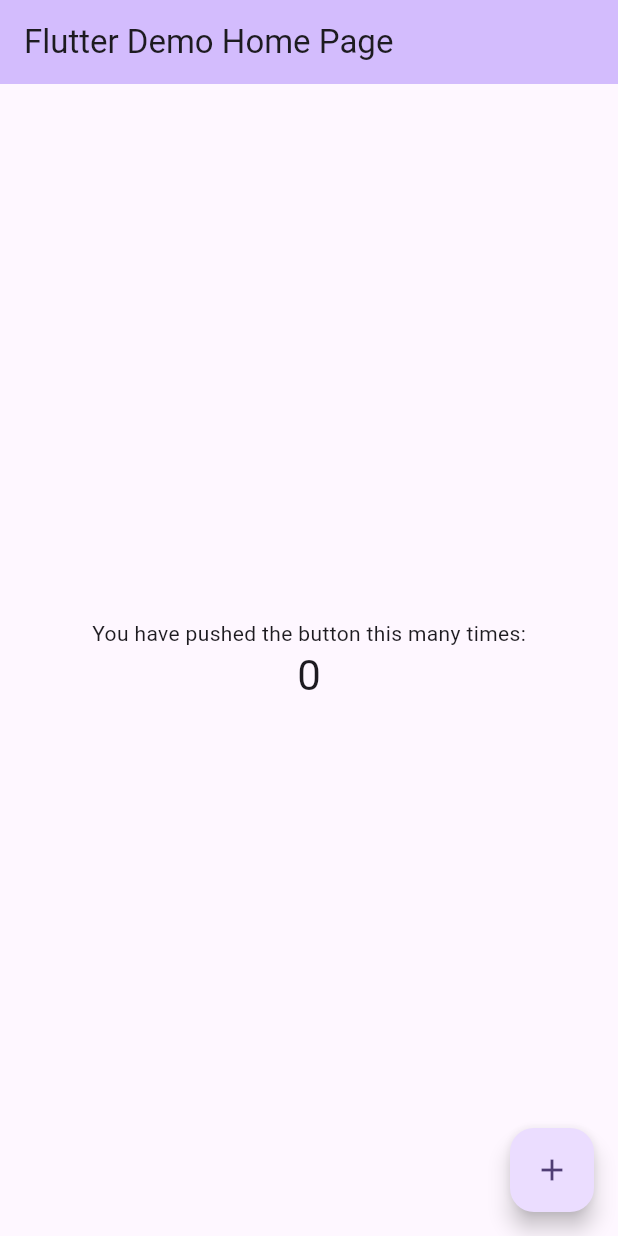
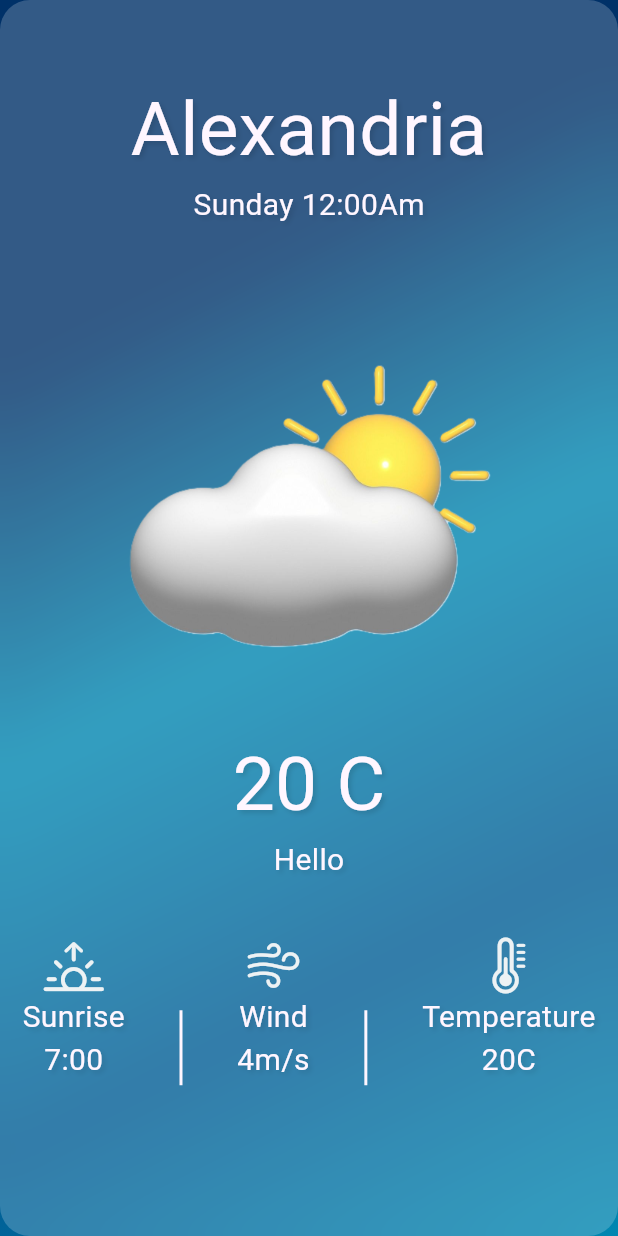
Before and after one commit to malakelsayed2/weather_app, a Flutter app: the screen it shows after launch, on a phone screen of 412 x 824 dp. Run offline on Flutter 3.47's test engine with Material 3 defaults, Android fonts, the phone set to English and light mode, and no system bars; our stand-ins replace google_fonts; Roboto replaces fonts that are missing (Yaldevi).

Commit message:
finished weather info screen UI

```diff
--- /dev/null
+++ b/lib/app/weather_app.dart
@@ -0,0 +1,11 @@
+import 'package:flutter/material.dart';
+import 'package:weather_app/view/screens/weather_info.dart';
+
+class WeatherApp extends StatelessWidget {
+  const WeatherApp({super.key});
+
+  @override
+  Widget build(BuildContext context) {
+    return MaterialApp(home: WeatherInfo(),);
+  }
+}
--- a/lib/main.dart
+++ b/lib/main.dart
@@ -1,122 +1,6 @@
 import 'package:flutter/material.dart';
+import 'package:weather_app/app/weather_app.dart';
 
 void main() {
-  runApp(const MyApp());
+  runApp(const WeatherApp());
 }
-
-class MyApp extends StatelessWidget {
-  const MyApp({super.key});
-
-  // This widget is the root of your application.
-  @override
-  Widget build(BuildContext context) {
-    return MaterialApp(
-      title: 'Flutter Demo',
-      theme: ThemeData(
-        // This is the theme of your application.
-        //
-        // TRY THIS: Try running your application with "flutter run". You'll see
-        // the application has a purple toolbar. Then, without quitting the app,
-        // try changing the seedColor in the colorScheme below to Colors.green
-        // and then invoke "hot reload" (save your changes or press the "hot
-        // reload" button in a Flutter-supported IDE, or press "r" if you used
-        // the command line to start the app).
-        //
-        // Notice that the counter didn't reset back to zero; the application
-        // state is not lost during the reload. To reset the state, use hot
-        // restart instead.
-        //
-        // This works for code too, not just values: Most code changes can be
-        // tested with just a hot reload.
-        colorScheme: ColorScheme.fromSeed(seedColor: Colors.deepPurple),
-      ),
-      home: const MyHomePage(title: 'Flutter Demo Home Page'),
-    );
-  }
-}
-
-class MyHomePage extends StatefulWidget {
-  const MyHomePage({super.key, required this.title});
-
-  // This widget is the home page of your application. It is stateful, meaning
-  // that it has a State object (defined below) that contains fields that affect
-  // how it looks.
-
-  // This class is the configuration for the state. It holds the values (in this
-  // case the title) provided by the parent (in this case the App widget) and
-  // used by the build method of the State. Fields in a Widget subclass are
-  // always marked "final".
-
-  final String title;
-
-  @override
-  State<MyHomePage> createState() => _MyHomePageState();
-}
-
-class _MyHomePageState extends State<MyHomePage> {
-  int _counter = 0;
-
-  void _incrementCounter() {
-    setState(() {
-      // This call to setState tells the Flutter framework that something has
-      // changed in this State, which causes it to rerun the build method below
-      // so that the display can reflect the updated values. If we changed
-      // _counter without calling setState(), then the build method would not be
-      // called again, and so nothing would appear to happen.
-      _counter++;
-    });
-  }
-
-  @override
-  Widget build(BuildContext context) {
-    // This method is rerun every time setState is called, for instance as done
-    // by the _incrementCounter method above.
-    //
-    // The Flutter framework has been optimized to make rerunning build methods
-    // fast, so that you can just rebuild anything that needs updating rather
-    // than having to individually change instances of widgets.
-    return Scaffold(
-      appBar: AppBar(
-        // TRY THIS: Try changing the color here to a specific color (to
-        // Colors.amber, perhaps?) and trigger a hot reload to see the AppBar
-        // change color while the other colors stay the same.
-        backgroundColor: Theme.of(context).colorScheme.inversePrimary,
-        // Here we take the value from the MyHomePage object that was created by
-        // the App.build method, and use it to set our appbar title.
-        title: Text(widget.title),
-      ),
-      body: Center(
-        // Center is a layout widget. It takes a single child and positions it
-        // in the middle of the parent.
-        child: Column(
-          // Column is also a layout widget. It takes a list of children and
-          // arranges them vertically. By default, it sizes itself to fit its
-          // children horizontally, and tries to be as tall as its parent.
-          //
-          // Column has various properties to control how it sizes itself and
-          // how it positions its children. Here we use mainAxisAlignment to
-          // center the children vertically; the main axis here is the vertical
-          // axis because Columns are vertical (the cross axis would be
-          // horizontal).
-          //
-          // TRY THIS: Invoke "debug painting" (choose the "Toggle Debug Paint"
-          // action in the IDE, or press "p" in the console), to see the
-          // wireframe for each widget.
-          mainAxisAlignment: MainAxisAlignment.center,
-          children: <Widget>[
-            const Text('You have pushed the button this many times:'),
-            Text(
-              '$_counter',
-              style: Theme.of(context).textTheme.headlineMedium,
-            ),
-          ],
-        ),
-      ),
-      floatingActionButton: FloatingActionButton(
-        onPressed: _incrementCounter,
-        tooltip: 'Increment',
-        child: const Icon(Icons.add),
-      ), // This trailing comma makes auto-formatting nicer for build methods.
-    );
-  }
-}
--- /dev/null
+++ b/lib/view/screens/weather_info.dart
@@ -0,0 +1,89 @@
+import 'dart:ui';
+import 'package:flutter/cupertino.dart';
+import 'package:flutter/material.dart';
+import 'package:weather_app/view/widgets/custom_text.dart';
+import 'package:weather_app/view/widgets/custom_weather_details.dart';
+import '../widgets/custom_vertical_spacer.dart';
+
+class WeatherInfo extends StatelessWidget {
+  const WeatherInfo({super.key});
+
+  @override
+  Widget build(BuildContext context) {
+    return Scaffold(
+      body: Stack(
+        children: [
+          Container(
+            decoration: BoxDecoration(
+              gradient: LinearGradient(
+                colors: [
+                  Color(0xFF003168),
+                  Color(0xFF003168),
+                  Color(0xFF0087b1),
+                  Color(0xFF005b93),
+                  Color(0xFF0087b1),
+                ],
+                begin: Alignment.topLeft,
+                end: Alignment.bottomRight,
+              ),
+            ),
+          ),
+          Center(
+            child: ClipRRect(
+              borderRadius: BorderRadius.circular(20),
+              child: BackdropFilter(
+                filter: ImageFilter.blur(sigmaX: 15, sigmaY: 15),
+                child: Container(
+                  padding: const EdgeInsets.all(15),
+                  color: Colors.white.withOpacity(0.2), // frosted glass effect
+                  child: Column(
+                    children: [
+                      const Spacer(),
+                      const CustomText(text: "Alexandria", fontSize: 50),
+                      const CustomText(text: "Sunday 12:00Am", fontSize: 20),
+                      const Spacer(),
+                      const Image(
+                        image: AssetImage("assets/images/cloud.png"),
+                        height: 300,
+                      ),
+                      const CustomText(text: "20 C", fontSize: 50),
+                      const CustomText(text: "Hello", fontSize: 20),
+                      const Spacer(),
+                      SizedBox(
+                        height: 150,
+                        child: Row(
+                          mainAxisAlignment: MainAxisAlignment.spaceBetween,
+                          crossAxisAlignment: CrossAxisAlignment.center,
+                          children: const [
+                            CustomWeatherDetails(
+                              type: "Sunrise",
+                              measure: "7:00",
+                              icon: CupertinoIcons.sunrise,
+                            ),
+                            CustomVerticalSpacer(),
+                            CustomWeatherDetails(
+                              type: "Wind",
+                              measure: "4m/s",
+                              icon: CupertinoIcons.wind,
+                            ),
+                            CustomVerticalSpacer(),
+                            CustomWeatherDetails(
+                              type: "Temperature",
+                              measure: "20C",
+                              icon: CupertinoIcons.thermometer,
+                            ),
+                          ],
+                        ),
+                      ),
+                      const Spacer(),
+                    ],
+                  ),
+                ),
+              ),
+            ),
+          ),
+        ],
+      ),
+    );
+  }
+}
--- /dev/null
+++ b/lib/view/widgets/custom_text.dart
@@ -0,0 +1,21 @@
+import 'package:flutter/material.dart';
+import 'package:google_fonts/google_fonts.dart';
+
+class CustomText extends StatelessWidget {
+  const CustomText({super.key, required this.text, required this.fontSize});
+  final String text ;
+  final double fontSize ;
+  @override
+  Widget build(BuildContext context) {
+    return Text(
+      text,
+      style: GoogleFonts.yaldevi(color: Color(0xFFfff6ff), fontSize: fontSize ,shadows: [
+        Shadow(
+          offset: Offset(2, 2),   // horizontal & vertical position
+          blurRadius: 4,          // softness of the shadow
+          color: Colors.black12,     // shadow color
+        ),
+      ],),
+    );
+  }
+}
--- /dev/null
+++ b/lib/view/widgets/custom_vertical_spacer.dart
@@ -0,0 +1,17 @@
+import 'package:flutter/material.dart';
+
+class CustomVerticalSpacer extends StatelessWidget {
+  const CustomVerticalSpacer({super.key});
+
+  @override
+  Widget build(BuildContext context) {
+    return SizedBox(
+      height: 50,
+      child: VerticalDivider(
+        color: Color(0xFFfff6ff),
+        thickness: 2,
+        width: 10,
+      ),
+    );
+  }
+}
--- /dev/null
+++ b/lib/view/widgets/custom_weather_details.dart
@@ -0,0 +1,24 @@
+import 'package:flutter/cupertino.dart';
+import 'package:flutter/material.dart';
+
+import 'custom_text.dart';
+
+class CustomWeatherDetails extends StatelessWidget {
+  const CustomWeatherDetails({super.key, required this.type, required this.measure, required this.icon});
+
+  final String type ;
+  final String measure ;
+  final IconData icon ;
+  @override
+  Widget build(BuildContext context) {
+    return Column(
+      crossAxisAlignment: CrossAxisAlignment.center,
+      children: [
+        Icon(icon , size: 40,color: Color(0xFFEDF2F4)),
+        CustomText(text: type, fontSize: 20),
+        CustomText(text: measure, fontSize: 20),
+
+      ],
+    );
+  }
+}
```
Also changed, not shown: pubspec.yaml (+5 -3 lines), assets/images/cloud.jpg (added), assets/images/cloud.png (added), assets/images/cloudImage.svg (added), assets/images/weather.png (added), pubspec.lock, 1 other file.
